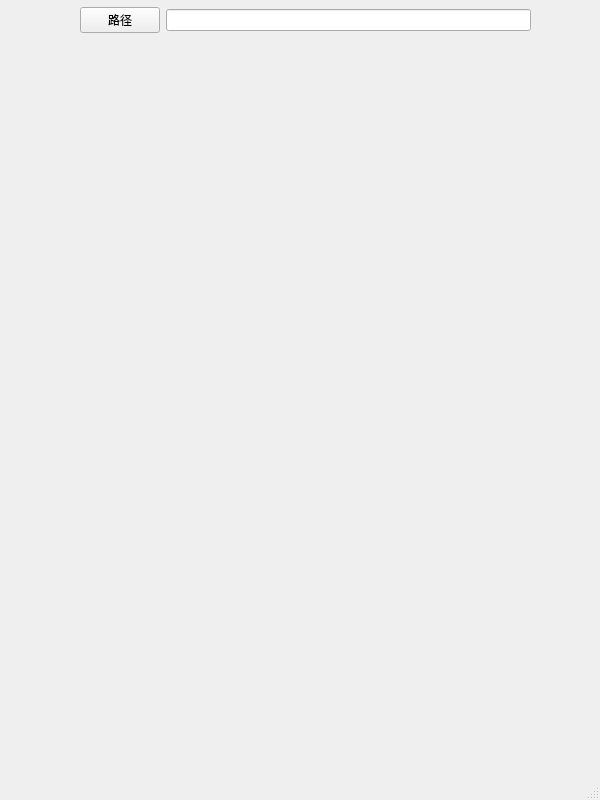
Epi233/HexoBlogTool, file HexoBlogHelper/mainwindow.ui: the form before one commit.
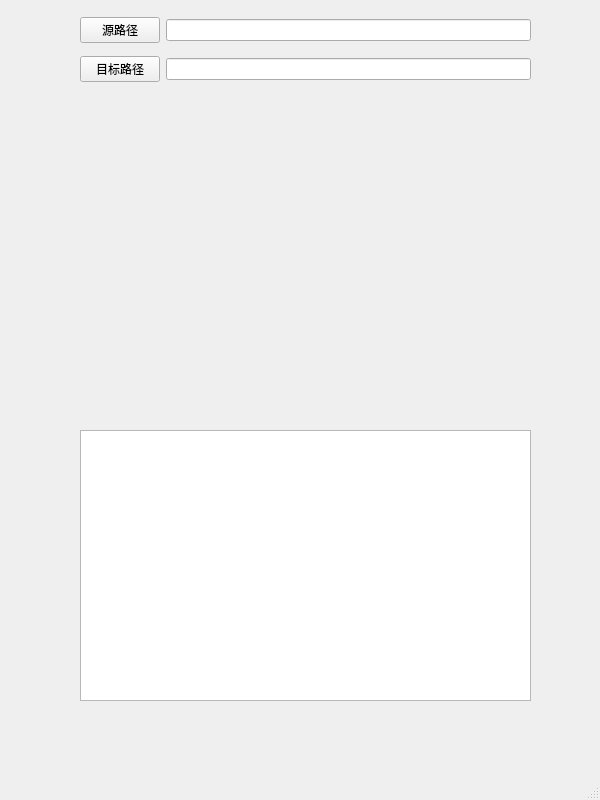
The form after the commit.

The edit to the form file:
```diff
--- a/HexoBlogHelper/mainwindow.ui
+++ b/HexoBlogHelper/mainwindow.ui
@@ -14,42 +14,74 @@
    <string>MainWindow</string>
   </property>
   <widget class="QWidget" name="centralwidget">
-   <widget class="QWidget" name="horizontalLayoutWidget">
-    <property name="geometry">
-     <rect>
-      <x>80</x>
-      <y>0</y>
-      <width>451</width>
-      <height>41</height>
-     </rect>
-    </property>
-    <layout class="QHBoxLayout" name="horizontalLayout">
-     <item>
-      <widget class="QPushButton" name="pathSelectButton">
-       <property name="styleSheet">
-        <string notr="true"/>
-       </property>
-       <property name="text">
-        <string>路径</string>
-       </property>
-      </widget>
-     </item>
-     <item>
-      <widget class="QLineEdit" name="pathSelectTextArea"/>
-     </item>
-    </layout>
-   </widget>
    <widget class="QWidget" name="verticalLayoutWidget">
     <property name="geometry">
      <rect>
       <x>80</x>
-      <y>50</y>
+      <y>100</y>
       <width>451</width>
-      <height>671</height>
+      <height>311</height>
      </rect>
     </property>
     <layout class="QVBoxLayout" name="itemList"/>
    </widget>
+   <widget class="QWidget" name="gridLayoutWidget">
+    <property name="geometry">
+     <rect>
+      <x>80</x>
+      <y>10</y>
+      <width>451</width>
+      <height>80</height>
+     </rect>
+    </property>
+    <layout class="QGridLayout" name="gridLayout">
+     <item row="0" column="0">
+      <widget class="QPushButton" name="sourcePathSelectBtn">
+       <property name="styleSheet">
+        <string notr="true"/>
+       </property>
+       <property name="text">
+        <string>源路径</string>
+       </property>
+      </widget>
+     </item>
+     <item row="0" column="1">
+      <widget class="QLineEdit" name="sourcePahtLineEdit"/>
+     </item>
+     <item row="1" column="0">
+      <widget class="QPushButton" name="targetPathSelectBtn">
+       <property name="styleSheet">
+        <string notr="true"/>
+       </property>
+       <property name="text">
+        <string>目标路径</string>
+       </property>
+      </widget>
+     </item>
+     <item row="1" column="1">
+      <widget class="QLineEdit" name="targetPathLineEdit"/>
+     </item>
+    </layout>
+   </widget>
+   <widget class="QWidget" name="verticalLayoutWidget_2">
+    <property name="geometry">
+     <rect>
+      <x>80</x>
+      <y>430</y>
+      <width>451</width>
+      <height>271</height>
+     </rect>
+    </property>
+    <layout class="QVBoxLayout" name="resultItemList">
+     <item>
+      <widget class="QTextEdit" name="logTextEdit">
+       <property name="readOnly">
+        <bool>true</bool>
+       </property>
+      </widget>
+     </item>
+    </layout>
+   </widget>
   </widget>
   <widget class="QMenuBar" name="menubar">
    <property name="geometry">
```
